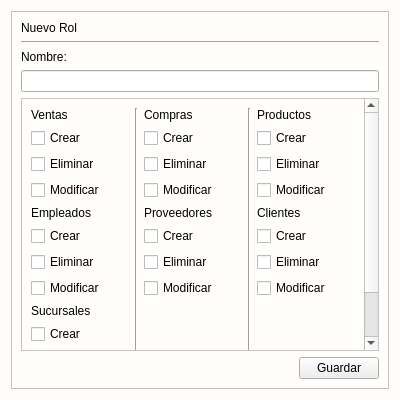
First picture: the form in app/View/UserInterfaceUi/UI_NUEVO_ROL.ui, repository LAngelVp/software-punto-de-venta, before the edit.
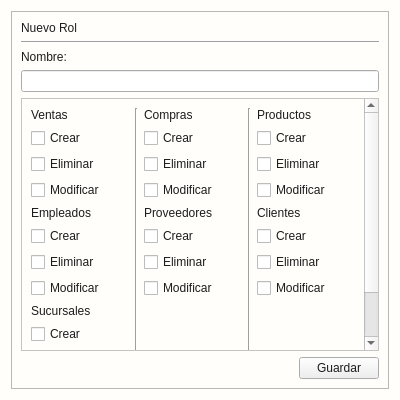
Second picture: the form after the edit.

What changed in the file:
```diff
--- a/app/View/UserInterfaceUi/UI_NUEVO_ROL.ui
+++ b/app/View/UserInterfaceUi/UI_NUEVO_ROL.ui
@@ -26,11 +26,13 @@
    <string>Form</string>
   </property>
   <property name="styleSheet">
-   <string notr="true">#Control_nuevo_rol{
+   <string notr="true">*{color: #1d1c1c;}
+#Control_nuevo_rol{
 background: #fffefb;
 }
-#contenedor{
+[objectName*=&quot;contenedor&quot;]{
 background: #fffefb;
+border:none;
 }
 [objectName*=&quot;etiquetaTitulo_&quot;]{
 font-size:18px;
@@ -62,32 +64,6 @@
 background: #fffefb;
 color: #1d1c1c;
 }
-#contenedor_permisos QScrollBar:vertical {
-    border: 1px solid gray;
-    background: #023375;
-    width: 5px;
-border-radius:2px;
-    margin: 22px 0 22px 0; 
-}
-
-#contenedor_permisos QScrollBar::handle:vertical {
-    background: #023375;  /* Color del &quot;manejador&quot; */
-    min-height: 20px;  /* Altura mínima del manejador */
-}
-
-#contenedor_permisos QScrollBar:horizontal {
-    border: 1px solid gray;
-    background: #023375;
-    width: 5px;
-border-radius:2px;
-    margin: 22px 0 22px 0; 
-}
-
-#contenedor_permisos QScrollBar::handle:horizontal {
-    background: #023375;  /* Color del &quot;manejador&quot; */
-    min-height: 20px;  /* Altura mínima del manejador */
-}
-
 
 [objectName*=&quot;txt_&quot;]{
 font-size:14px;
@@ -153,8 +129,8 @@
           <rect>
            <x>0</x>
            <y>0</y>
-           <width>355</width>
-           <height>327</height>
+           <width>337</width>
+           <height>313</height>
           </rect>
          </property>
          <layout class="QGridLayout" name="gridLayout_2">
```
Left out of the diff: 18 changed lines with no effect on the pictures.
